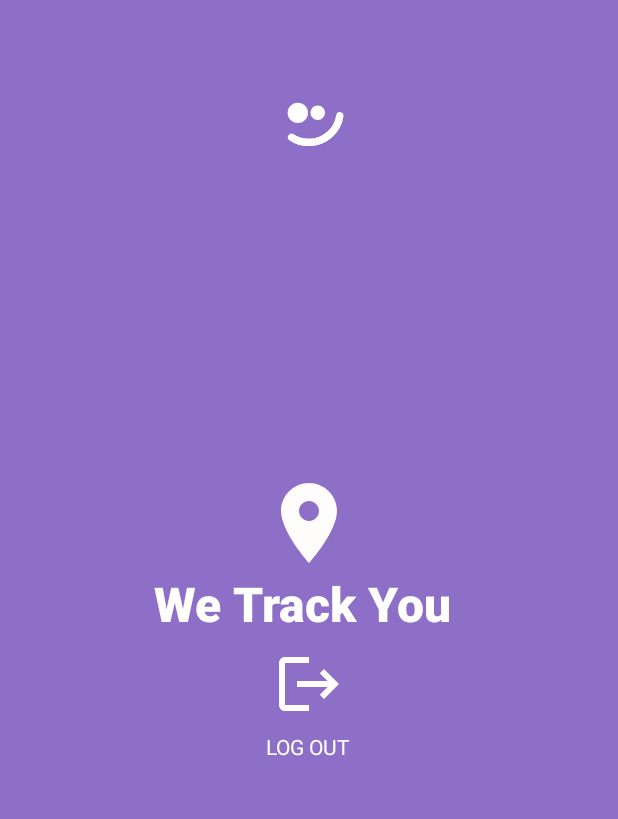
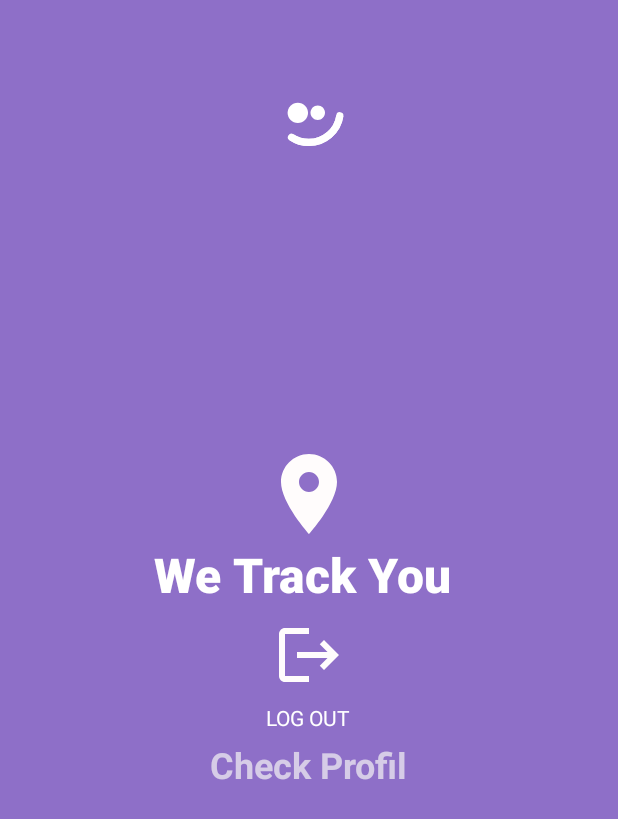
Before and after one commit to yassinos995/formationMobile, an Android app: the home screen opened directly, with no data from a screen before it, on a phone screen of 412 x 824 dp. Shown: the top 819 px of the screen. Run offline under Robolectric (Android 15) with nearby library versions, the phone set to English and light mode, and no system bars.

Commit message:
Authentification/ gérer Profile

```diff
--- a/app/src/main/java/com/example/proform/MainActivity.java
+++ b/app/src/main/java/com/example/proform/MainActivity.java
@@ -28,7 +28,6 @@ import java.util.regex.Pattern;
 
 
 public class MainActivity extends AppCompatActivity {
-
     private FirebaseAuth firebaseAuth;
     private EditText emailEditText,passwordEditText;
     private static final String mail_regex="^[A-Za-z0-9+_.-]+@(.+)$";
@@ -102,6 +101,8 @@ public class MainActivity extends AppCompatActivity {
             if (loggedUser.isEmailVerified()){
                 finish();
                 startActivity(new Intent(getApplicationContext(), home.class));
+                Toast.makeText(this, "welcome to home", Toast.LENGTH_SHORT).show();
+
             }else {
                 Toast.makeText(this, "Please verify your Email", Toast.LENGTH_SHORT).show();
                 firebaseAuth.signOut();
@@ -129,4 +130,7 @@ public class MainActivity extends AppCompatActivity {
         Intent intent = new Intent(this, home.class);
         startActivity(intent);
     }
+
+
+
 }
--- a/app/src/main/java/com/example/proform/home.java
+++ b/app/src/main/java/com/example/proform/home.java
@@ -17,4 +17,8 @@ public class home extends AppCompatActivity {
         Intent intent=new Intent(this,MainActivity.class);
         startActivity(intent);
     }
+    public void goToProfile(View view){
+        Intent intent = new Intent(this,Profil.class);
+        startActivity(intent);
+    }
 }
--- a/app/src/main/java/com/example/proform/sign_up.java
+++ b/app/src/main/java/com/example/proform/sign_up.java
@@ -43,7 +43,9 @@ public class sign_up extends AppCompatActivity {
         DatabaseReference= FirebaseDatabase.getInstance().getReference();
         firebaseAuth = FirebaseAuth.getInstance();
 
-        btn_s.setOnClickListener(v -> signUpUser());
+        btn_s.setOnClickListener(v -> {
+            signUpUser();
+        } );
     }
 
     public void goToLogins() {
@@ -62,8 +64,6 @@ public class sign_up extends AppCompatActivity {
             firebaseAuth.createUserWithEmailAndPassword(email, password).addOnCompleteListener(task -> {
                 if (task.isSuccessful()) {
                     sendEmailVerification(name, email, phoneNumber);
-                    goToLogins();
-                    Toast.makeText(this, "here", Toast.LENGTH_SHORT).show();
                 } else {
                     // Handle sign-up failure
                     Toast.makeText(sign_up.this, "Sign up failed. Please try again.", Toast.LENGTH_SHORT).show();
--- a/app/src/main/res/layout/activity_home.xml
+++ b/app/src/main/res/layout/activity_home.xml
@@ -54,6 +54,22 @@
       android:text="LOG OUT"
       android:textColor="@color/white"
 />
+    <View
+        android:layout_width="wrap_content"
+        android:layout_height="5dp"/>
+
+    <TextView
+        android:layout_width="wrap_content"
+        android:layout_height="wrap_content"
+        android:id="@+id/signUp"
+        android:text="Check Profil"
+        android:onClick="goToProfile"
+        android:layout_gravity="center"
+        android:alpha="0.7"
+        android:textColor="@color/browser_actions_bg_grey"
+        android:textStyle="bold"
+        android:textSize="24sp"
+        />
 
   </LinearLayout>
 
--- a/app/src/main/res/layout/activity_main.xml
+++ b/app/src/main/res/layout/activity_main.xml
@@ -97,6 +97,8 @@
                android:id="@+id/password_id"
                android:inputType="textPassword"
                android:drawableEnd="@drawable/password_icon"/>
+
+
            <RelativeLayout
                android:layout_width="match_parent"
                android:layout_height="wrap_content">
```
Also changed, not shown: app/src/main/java/com/example/proform/Profil.java (+26 -15 lines).
